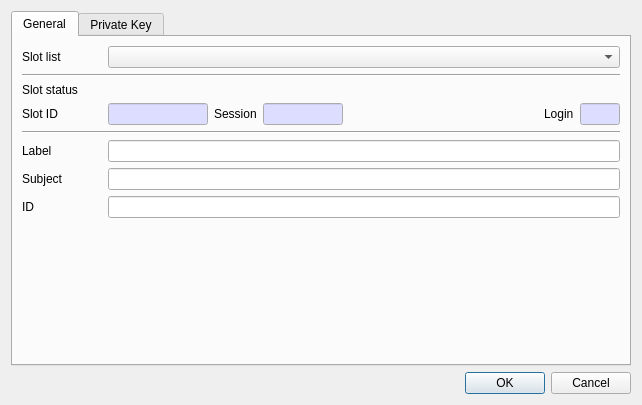
First picture: the form in CryptokiMan/create_ec_pri_key_dlg.ui, repository jykim74/CryptokiMan, before the edit.
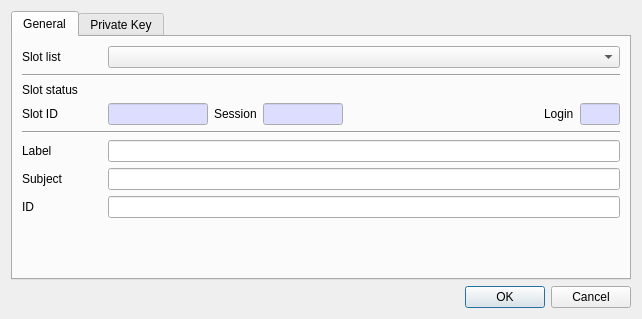
Second picture: the form after the edit.

```diff
--- a/CryptokiMan/create_ec_pri_key_dlg.ui
+++ b/CryptokiMan/create_ec_pri_key_dlg.ui
@@ -7,7 +7,7 @@
     <x>0</x>
     <y>0</y>
     <width>642</width>
-    <height>405</height>
+    <height>305</height>
    </rect>
   </property>
   <property name="windowTitle">
```
